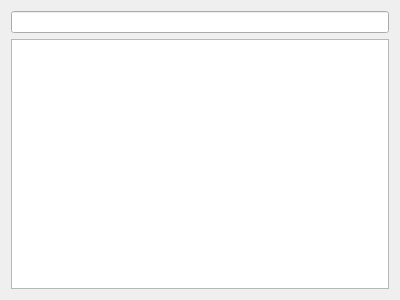
legnaleurc/junkcode, file sandbox/cplusplus/qtfs/src/widget/viewer.ui: the form before one commit.
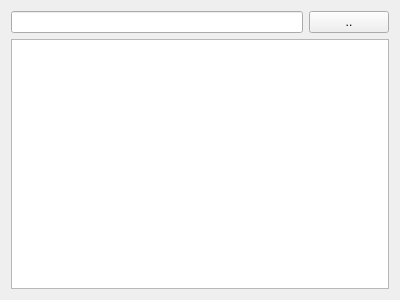
The form after the commit.

```diff
--- a/sandbox/cplusplus/qtfs/src/widget/viewer.ui
+++ b/sandbox/cplusplus/qtfs/src/widget/viewer.ui
@@ -15,7 +15,18 @@
   </property>
   <layout class="QVBoxLayout" name="verticalLayout">
    <item>
-    <widget class="QLineEdit" name="path"/>
+    <layout class="QHBoxLayout" name="horizontalLayout">
+     <item>
+      <widget class="QLineEdit" name="path"/>
+     </item>
+     <item>
+      <widget class="QPushButton" name="up">
+       <property name="text">
+        <string>..</string>
+       </property>
+      </widget>
+     </item>
+    </layout>
    </item>
    <item>
     <widget class="QTreeView" name="view">
```
Left out of the diff: 2 changed lines with no effect on the pictures.
